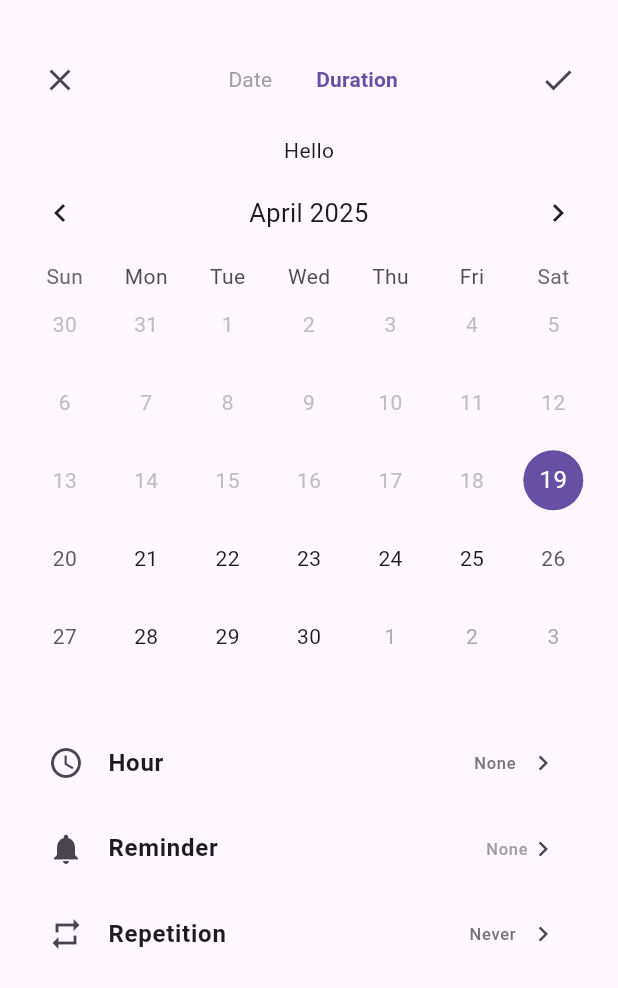
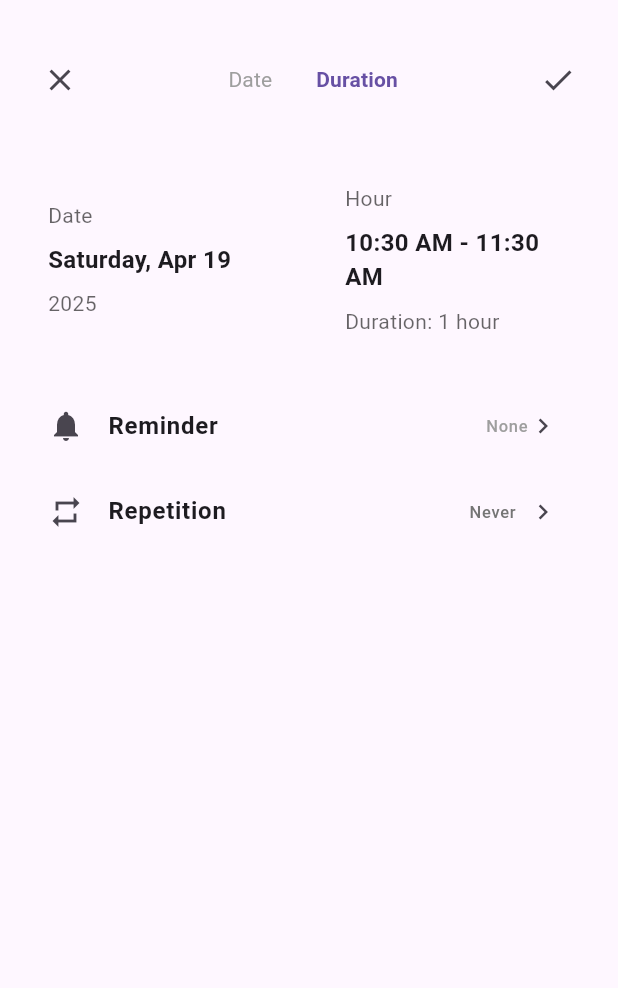
Before and after one commit to Sleusnarmed/habit_tracker, a Flutter app: the AdvancedDatePicker widget shown alone on an empty page, opened directly with empty values, after a tap on "Duration", on a phone screen of 412 x 824 dp. Shown: the top 988 px of the screen. Run offline on Flutter 3.47's test engine with Material 3 defaults, Android fonts, the phone set to English and light mode, and no system bars; drawn by our look-alikes of table_calendar; our stand-ins replace hive, hive_flutter; accounts and stored records are empty.

Commit message:
duration widget added

```diff
--- a/lib/widgets/advanced_date_picker.dart
+++ b/lib/widgets/advanced_date_picker.dart
@@ -1,7 +1,8 @@
 import 'package:flutter/material.dart';
 import 'package:table_calendar/table_calendar.dart';
+import 'package:intl/intl.dart';
 import '../models/task.dart';
-// this took me all day to do....
+
 class AdvancedDatePicker extends StatefulWidget {
   final DateTime? initialDate;
   final TimeOfDay? initialTime;
@@ -33,6 +34,8 @@ class _AdvancedDatePickerState extends State<AdvancedDatePicker> {
   late TimeOfDay? _selectedTime;
   late TaskRepetition _selectedRepetition;
   bool _showDurationView = false;
+  late TimeOfDay _startTime;
+  late TimeOfDay _endTime;
 
   @override
   void initState() {
@@ -40,6 +43,9 @@ class _AdvancedDatePickerState extends State<AdvancedDatePicker> {
     _selectedDate = widget.initialDate ?? DateTime.now();
     _selectedTime = widget.initialTime;
     _selectedRepetition = widget.initialRepetition;
+    final now = TimeOfDay.now();
+    _startTime = now;
+    _endTime = TimeOfDay(hour: now.hour + 1, minute: now.minute);
   }
 
   @override
@@ -47,7 +53,7 @@ class _AdvancedDatePickerState extends State<AdvancedDatePicker> {
     final screenHeight = MediaQuery.of(context).size.height;
 
     return Container(
-      height: screenHeight * 0.9, // 90% of screen height
+      height: screenHeight * 0.9,
       padding: const EdgeInsets.all(16),
       decoration: BoxDecoration(
         color: Theme.of(context).scaffoldBackgroundColor,
@@ -55,7 +61,7 @@ class _AdvancedDatePickerState extends State<AdvancedDatePicker> {
       ),
       child: Column(
         children: [
-          // Header (10% of container height)
+          // Header (fixed height)
           SizedBox(
             height: screenHeight * 0.9 * 0.1,
             child: Row(
@@ -109,13 +115,22 @@ class _AdvancedDatePickerState extends State<AdvancedDatePicker> {
               ],
             ),
           ),
-          if (_showDurationView)
-            const Center(child: Text('Hello')) // Duration view placeholder
-          else
-            Column(
+
+          // Main content area (flexible)
+          Expanded(
+            child: _showDurationView ? _buildDurationView() : _buildDateView(),
+          ),
+        ],
+      ),
+    );
+  }
+
+  Widget _buildDateView() {
+    return Column(
       children: [
+        // Quick options row
         SizedBox(
-                  height: screenHeight * 0.9 * 0.1,
+          height: 60,
           child: SingleChildScrollView(
             scrollDirection: Axis.horizontal,
             child: Row(
@@ -130,9 +145,8 @@ class _AdvancedDatePickerState extends State<AdvancedDatePicker> {
                 _buildQuickOption(
                   Icons.event_available,
                   'Tomorrow',
-                          () => _selectDate(
-                            DateTime.now().add(const Duration(days: 1)),
-                          ),
+                  () =>
+                      _selectDate(DateTime.now().add(const Duration(days: 1))),
                 ),
                 const SizedBox(width: 16),
                 _buildQuickOption(
@@ -151,15 +165,12 @@ class _AdvancedDatePickerState extends State<AdvancedDatePicker> {
             ),
           ),
         ),
-              ],
-            ),
 
         // Calendar with fixed height
         SizedBox(
-            height: screenHeight * 0.9 * 0.5,
+          height: 300,
           child: TableCalendar(
-              shouldFillViewport:
-                  true, // IF I DONT PUT THIS, MAKES 'OVERFLOW' THANK YOU stackoverflow
+            shouldFillViewport: true,
             firstDay: DateTime.now(),
             lastDay: DateTime.now().add(const Duration(days: 365)),
             focusedDay: _selectedDate,
@@ -187,7 +198,7 @@ class _AdvancedDatePickerState extends State<AdvancedDatePicker> {
           ),
         ),
 
-          // Time selection options
+        // Time selection options (flexible)
         Expanded(
           child: SingleChildScrollView(
             child: Column(
@@ -202,6 +213,103 @@ class _AdvancedDatePickerState extends State<AdvancedDatePicker> {
             ),
           ),
         ),
+      ],
+    );
+  }
+
+  Widget _buildDurationView() {
+    return SingleChildScrollView(
+      child: Column(
+        children: [
+          const SizedBox(height: 16),
+          Row(
+            children: [
+              // Date card
+              Expanded(
+                child: Container(
+                  padding: const EdgeInsets.all(16),
+                  decoration: BoxDecoration(
+                    color: Theme.of(context).cardColor,
+                    borderRadius: BorderRadius.circular(12),
+                  ),
+                  child: Column(
+                    crossAxisAlignment: CrossAxisAlignment.start,
+                    children: [
+                      Text(
+                        'Date',
+                        style: TextStyle(
+                          fontSize: 14,
+                          color: Theme.of(context).hintColor,
+                        ),
+                      ),
+                      const SizedBox(height: 8),
+                      Text(
+                        DateFormat('EEEE, MMM d').format(_selectedDate),
+                        style: const TextStyle(
+                          fontSize: 16,
+                          fontWeight: FontWeight.bold,
+                        ),
+                      ),
+                      const SizedBox(height: 8),
+                      Text(
+                        DateFormat('y').format(_selectedDate),
+                        style: TextStyle(
+                          fontSize: 14,
+                          color: Theme.of(context).hintColor,
+                        ),
+                      ),
+                    ],
+                  ),
+                ),
+              ),
+              const SizedBox(width: 16),
+              // Duration card
+              Expanded(
+                child: Container(
+                  padding: const EdgeInsets.all(16),
+                  decoration: BoxDecoration(
+                    color: Theme.of(context).cardColor,
+                    borderRadius: BorderRadius.circular(12),
+                  ),
+                  child: Column(
+                    crossAxisAlignment: CrossAxisAlignment.start,
+                    children: [
+                      Text(
+                        'Hour',
+                        style: TextStyle(
+                          fontSize: 14,
+                          color: Theme.of(context).hintColor,
+                        ),
+                      ),
+                      const SizedBox(height: 8),
+                      GestureDetector(
+                        onTap: () => _showDurationPicker(context),
+                        child: Text(
+                          '${_startTime.format(context)} - ${_endTime.format(context)}',
+                          style: const TextStyle(
+                            fontSize: 16,
+                            fontWeight: FontWeight.bold,
+                          ),
+                        ),
+                      ),
+                      const SizedBox(height: 8),
+                      Text(
+                        _calculateDurationText(),
+                        style: TextStyle(
+                          fontSize: 14,
+                          color: Theme.of(context).hintColor,
+                        ),
+                      ),
+                    ],
+                  ),
+                ),
+              ),
+            ],
+          ),
+          const SizedBox(height: 16),
+          _buildReminderOption(context),
+          const SizedBox(height: 1),
+          _buildRepetitionOption(context),
         ],
       ),
     );
@@ -298,6 +406,91 @@ class _AdvancedDatePickerState extends State<AdvancedDatePicker> {
     );
   }
 
+  String _calculateDurationText() {
+    final start = DateTime(2023, 1, 1, _startTime.hour, _startTime.minute);
+    final end = DateTime(2023, 1, 1, _endTime.hour, _endTime.minute);
+    final difference = end.difference(start);
+
+    if (difference.inMinutes == 0) return 'Duration: 0 minutes';
+
+    final hours = difference.inHours;
+    final minutes = difference.inMinutes % 60;
+
+    if (hours == 0) {
+      return 'Duration: $minutes minutes';
+    } else if (minutes == 0) {
+      return 'Duration: $hours ${hours == 1 ? 'hour' : 'hours'}';
+    } else {
+      return 'Duration: $hours ${hours == 1 ? 'hour' : 'hours'} $minutes minutes';
+    }
+  }
+
+  Future<void> _showDurationPicker(BuildContext context) async {
+    final initialStartTime = _startTime;
+    final initialEndTime = _endTime;
+
+    final pickedTimes = await showDialog<List<TimeOfDay>>(
+      context: context,
+      builder: (context) {
+        return AlertDialog(
+          title: const Text('Select Duration'),
+          content: Column(
+            mainAxisSize: MainAxisSize.min,
+            children: [
+              ListTile(
+                title: const Text('Start Time'),
+                trailing: Text(initialStartTime.format(context)),
+                onTap: () async {
+                  final picked = await showTimePicker(
+                    context: context,
+                    initialTime: initialStartTime,
+                  );
+                  if (picked != null && mounted) {
+                    Navigator.pop(context, [picked, initialEndTime]);
+                  }
+                },
+              ),
+              ListTile(
+                title: const Text('End Time'),
+                trailing: Text(initialEndTime.format(context)),
+                onTap: () async {
+                  final picked = await showTimePicker(
+                    context: context,
+                    initialTime: initialEndTime,
+                  );
+                  if (picked != null && mounted) {
+                    Navigator.pop(context, [initialStartTime, picked]);
+                  }
+                },
+              ),
+            ],
+          ),
+          actions: [
+            TextButton(
+              onPressed: () => Navigator.pop(context),
+              child: const Text('Cancel'),
+            ),
+            TextButton(
+              onPressed:
+                  () => Navigator.pop(context, [
+                    initialStartTime,
+                    initialEndTime,
+                  ]),
+              child: const Text('OK'),
+            ),
+          ],
+        );
+      },
+    );
+
+    if (pickedTimes != null && pickedTimes.length == 2) {
+      setState(() {
+        _startTime = pickedTimes[0];
+        _endTime = pickedTimes[1];
+      });
+    }
+  }
+
   String _getRepetitionText(TaskRepetition repeat) {
     switch (repeat) {
       case TaskRepetition.daily:
@@ -342,8 +535,7 @@ class _AdvancedDatePickerState extends State<AdvancedDatePicker> {
   }
 
   Future<void> _showTimePicker(BuildContext context) async {
-    final initialTime =
-        _selectedTime ?? TimeOfDay.now(); // Providing a default
+    final initialTime = _selectedTime ?? TimeOfDay.now();
     final picked = await showTimePicker(
       context: context,
       initialTime: initialTime,
```
Lines whose indentation alone changed are shown as unchanged.
